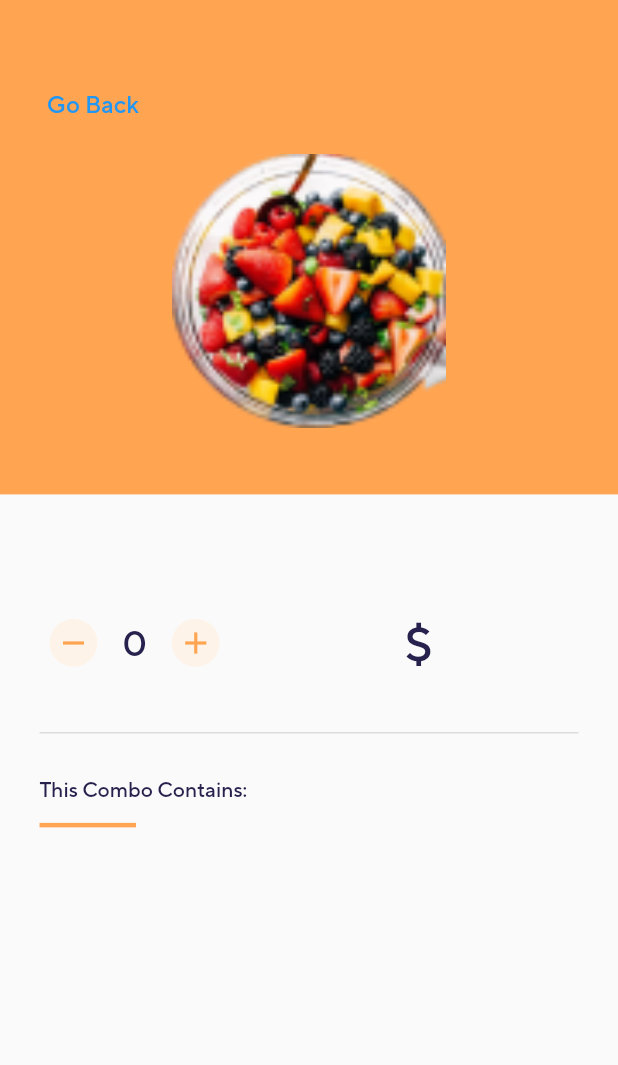
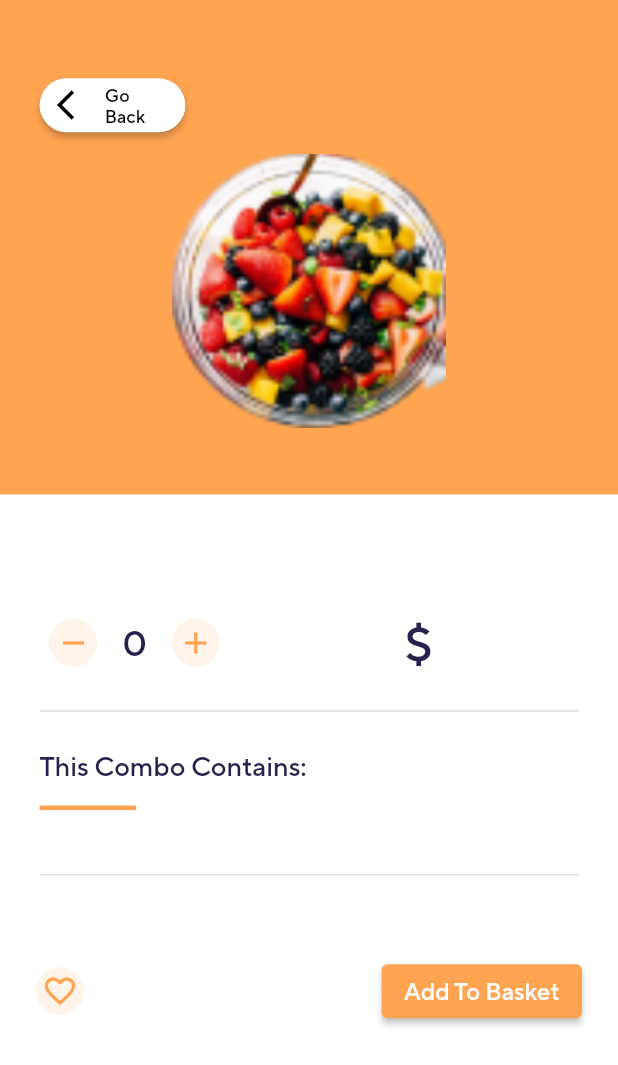
Before and after one commit to Andrey-Matos/sprint-2, a Flutter app: the AddToBasketScreen screen opened directly with empty values, after a tap on "Go Back", on a phone screen of 412 x 824 dp. Shown: the top 1065 px of the screen. Run offline on Flutter 3.47's test engine with Material 2 defaults, Android fonts, the phone set to English and light mode, and no system bars.

Commit message:
feat: finish product details screen

```diff
--- a/lib/screens/addToBasketScreen.dart
+++ b/lib/screens/addToBasketScreen.dart
@@ -5,12 +5,14 @@ class AddToBasketScreen extends StatefulWidget {
   int quantity = 0;
   final String price;
   final List ingredients;
+  final String description;
 
   AddToBasketScreen(
       {super.key,
       required this.title,
       required this.price,
-      required this.ingredients});
+      required this.ingredients,
+      required this.description});
 
   @override
   State<AddToBasketScreen> createState() => _AddToBasketScreenState();
@@ -19,12 +21,12 @@ class AddToBasketScreen extends StatefulWidget {
 class _AddToBasketScreenState extends State<AddToBasketScreen> {
   @override
   Widget build(BuildContext context) {
-    var appBar = AppBar(title: Text('Appbar'));
     var size = MediaQuery.of(context).size;
 
     // var screenHeight = ( size.height - appBar.preferredSize.height) - MediaQuery.of(context).padding.top;
 
     return Scaffold(
+      backgroundColor: Colors.white,
       body: Container(
         width: size.width,
         height: size.height,
@@ -32,6 +34,27 @@ class _AddToBasketScreenState extends State<AddToBasketScreen> {
           children: <Widget>[
             Expanded(
               child: LayoutBuilder(builder: (_, constraints) {
+                return upperPart(
+                  widget: widget,
+                  constraints: constraints,
+                );
+              }),
+            ),
+          ],
+        ),
+      ),
+    );
+  }
+}
+
+class upperPart extends StatelessWidget {
+  const upperPart({required this.widget, required this.constraints});
+
+  final AddToBasketScreen widget;
+  final BoxConstraints constraints;
+
+  @override
+  Widget build(BuildContext context) {
     return Column(
         mainAxisAlignment: MainAxisAlignment.start,
         crossAxisAlignment: CrossAxisAlignment.center,
@@ -47,9 +70,20 @@ class _AddToBasketScreenState extends State<AddToBasketScreen> {
                     Padding(
                       padding: EdgeInsets.only(
                           top: constraints.maxHeight * .14,
+                          left: constraints.maxWidth * 0.064,
                           right: constraints.maxWidth * .7),
-                                  child: TextButton(
-                                      onPressed: () {}, child: Text('Go Back')),
+                      child: ElevatedButton.icon(
+                          onPressed: () {},
+                          style: ElevatedButton.styleFrom(
+                              backgroundColor: Colors.white,
+                              foregroundColor: Colors.black,
+                              shape: RoundedRectangleBorder(
+                                  borderRadius: BorderRadius.circular(100))),
+                          icon: Icon(Icons.arrow_back_ios),
+                          label: Text(
+                            'Go Back',
+                            style: TextStyle(fontSize: 12),
+                          )),
                     ),
                     Padding(
                         padding: EdgeInsets.only(
@@ -57,17 +91,32 @@ class _AddToBasketScreenState extends State<AddToBasketScreen> {
                             bottom: constraints.maxHeight * 0.075),
                         child: SizedBox(
                           width: constraints.maxWidth / 2.25,
-                                      child: Image.asset(
-                                          'assets/images/berry_mango.png',
+                          child: Image.asset('assets/images/berry_mango.png',
                               fit: BoxFit.fitWidth),
                         ))
                   ]);
                 },
               ),
             ),
-                        Padding(
-                          padding:
-                              EdgeInsets.only(top: constraints.maxHeight * .38),
+            bottomPart(
+              widget: widget,
+              constraints: constraints,
+            )
+          ]),
+        ]);
+  }
+}
+
+class bottomPart extends StatelessWidget {
+  const bottomPart({Key? key, required this.widget, required this.constraints})
+      : super(key: key);
+
+  final AddToBasketScreen widget;
+  final BoxConstraints constraints;
+  @override
+  Widget build(BuildContext context) {
+    return Padding(
+      padding: EdgeInsets.only(top: constraints.maxHeight * .38),
       child: Container(
         width: constraints.maxWidth,
         height: constraints.maxHeight * 0.62,
@@ -88,64 +137,13 @@ class _AddToBasketScreenState extends State<AddToBasketScreen> {
                 padding: EdgeInsets.only(
                     top: constraints.maxHeight * 0.032,
                     left: constraints.maxWidth * 0.08),
-                                    child: Row(
-                                      children: [
-                                        Padding(
-                                          padding: EdgeInsets.only(
-                                              right:
-                                                  constraints.maxWidth * 0.04),
-                                          child: CircleAvatar(
-                                            backgroundColor: Color.fromARGB(
-                                                225, 255, 242, 231),
-                                            radius: 16,
-                                            child: IconButton(
-                                              padding: EdgeInsets.zero,
-                                              onPressed: () {},
-                                              icon: Icon(
-                                                Icons.remove,
-                                                color: Color.fromARGB(
-                                                    255, 255, 164, 81),
-                                              ),
-                                            ),
+                child: pricingRow(
+                  widget: widget,
+                  constraints: constraints,
                 ),
               ),
               Padding(
-                                          padding: EdgeInsets.only(
-                                              right:
-                                                  constraints.maxWidth * 0.04),
-                                          child: Text(
-                                            '${widget.quantity}',
-                                            style: TextStyle(fontSize: 24),
-                                          ),
-                                        ),
-                                        CircleAvatar(
-                                          backgroundColor: Color.fromARGB(
-                                              225, 255, 242, 231),
-                                          radius: 16,
-                                          child: IconButton(
-                                            padding: EdgeInsets.zero,
-                                            onPressed: () {},
-                                            icon: Icon(
-                                              Icons.add,
-                                              color: Color.fromARGB(
-                                                  255, 255, 164, 81),
-                                            ),
-                                          ),
-                                        ),
-                                        Padding(
-                                          padding: EdgeInsets.only(
-                                              left: constraints.maxWidth * 0.3),
-                                          child: Text(
-                                            '\$ ${widget.price}',
-                                            style: TextStyle(fontSize: 32),
-                                          ),
-                                        )
-                                      ],
-                                    ),
-                                  ),
-                                  Padding(
-                                    padding: EdgeInsets.only(
-                                        top: constraints.maxWidth * 0.08),
+                padding: EdgeInsets.only(top: constraints.maxHeight * 0.036),
                 child: Divider(
                   thickness: 1,
                   indent: constraints.maxWidth * 0.064,
@@ -155,12 +153,12 @@ class _AddToBasketScreenState extends State<AddToBasketScreen> {
               Padding(
                 padding: EdgeInsets.only(
                     left: constraints.maxWidth * 0.064,
-                                        top: constraints.maxHeight * 0.043),
-                                    child: Text('This Combo Contains:'),
+                    top: constraints.maxHeight * 0.036),
+                child: Text('This Combo Contains:',
+                    style: TextStyle(fontSize: 18)),
               ),
               Padding(
-                                    padding: EdgeInsets.only(
-                                        top: constraints.maxWidth * 0.016),
+                padding: EdgeInsets.only(top: constraints.maxHeight * 0.016),
                 child: Divider(
                   color: Color.fromARGB(255, 255, 164, 81),
                   thickness: 3,
@@ -168,18 +166,163 @@ class _AddToBasketScreenState extends State<AddToBasketScreen> {
                   endIndent: constraints.maxWidth * 0.78,
                 ),
               ),
+              Padding(
+                  padding: EdgeInsets.only(
+                      top: constraints.maxHeight * 0.036, left: 32, right: 32),
+                  child: usedIngredients(
+                    widget: widget,
+                    constraints: constraints,
+                  )),
+              Padding(
+                padding: EdgeInsets.only(top: constraints.maxHeight * 0.02),
+                child: Divider(
+                  thickness: 1,
+                  indent: constraints.maxWidth * 0.064,
+                  endIndent: constraints.maxWidth * 0.064,
+                ),
+              ),
+              Padding(
+                  padding: EdgeInsets.only(
+                      top: constraints.maxWidth * 0.04, left: 24, right: 24),
+                  child: Text(
+                    widget.description,
+                    style: TextStyle(
+                      color: Color.fromARGB(255, 51, 51, 51),
+                    ),
+                  )),
+              Padding(
+                padding: EdgeInsets.only(
+                    bottom: 16,
+                    left: 24,
+                    right: 24,
+                    top: constraints.maxHeight * 0.024),
+                child: favoriteRow(),
+              )
             ],
           );
         }),
       ),
-                        )
-                      ]),
-                    ]);
-              }),
-            ),
-          ],
-        ),
-      ),
     );
   }
 }
+
+class favoriteRow extends StatelessWidget {
+  const favoriteRow({
+    Key? key,
+  }) : super(key: key);
+
+  @override
+  Widget build(BuildContext context) {
+    return Row(mainAxisAlignment: MainAxisAlignment.spaceBetween, children: [
+      CircleAvatar(
+        backgroundColor: Color.fromARGB(225, 255, 242, 231),
+        radius: 16,
+        child: IconButton(
+          padding: EdgeInsets.zero,
+          onPressed: () {},
+          icon: Icon(
+            Icons.favorite_outline,
+            color: Color.fromARGB(255, 255, 164, 81),
+          ),
+        ),
+      ),
+      ElevatedButton(
+        onPressed: () {},
+        child: Text('Add To Basket'),
+        style: ElevatedButton.styleFrom(
+            backgroundColor: Color.fromARGB(255, 255, 164, 81)),
+      )
+    ]);
+  }
+}
+
+class usedIngredients extends StatelessWidget {
+  const usedIngredients({required this.widget, required this.constraints});
+
+  final AddToBasketScreen widget;
+  final BoxConstraints constraints;
+
+  @override
+  Widget build(BuildContext context) {
+    return Wrap(
+        children: widget.ingredients
+            .map((e) => Padding(
+                  padding: const EdgeInsets.only(right: 16, bottom: 8),
+                  child: Container(
+                      decoration: BoxDecoration(
+                          color: Colors.white,
+                          border: Border.all(
+                              color: Color.fromARGB(255, 250, 250, 250)),
+                          borderRadius: BorderRadius.circular(10)),
+                      child: Padding(
+                          padding: EdgeInsets.fromLTRB(8, 6, 8, 6),
+                          child: Text(
+                            e,
+                            style: TextStyle(
+                              color: Color.fromARGB(255, 64, 62, 62),
+                              fontSize: 12,
+                            ),
+                          ))),
+                ))
+            .toList());
+  }
+}
+
+class pricingRow extends StatelessWidget {
+  pricingRow({
+    required this.constraints,
+    required this.widget,
+  });
+
+  final AddToBasketScreen widget;
+  var constraints;
+
+  @override
+  Widget build(BuildContext context) {
+    return Row(
+      children: [
+        Padding(
+          padding: EdgeInsets.only(right: constraints.maxWidth * 0.04),
+          child: CircleAvatar(
+            backgroundColor: Color.fromARGB(225, 255, 242, 231),
+            radius: 16,
+            child: IconButton(
+              padding: EdgeInsets.zero,
+              onPressed: () {},
+              icon: Icon(
+                Icons.remove,
+                color: Color.fromARGB(255, 255, 164, 81),
+              ),
+            ),
+          ),
+        ),
+        Padding(
+          padding: EdgeInsets.only(right: constraints.maxWidth * 0.04),
+          child: Text(
+            '${widget.quantity}',
+            style: TextStyle(fontSize: 24),
+          ),
+        ),
+        CircleAvatar(
+          backgroundColor: Color.fromARGB(225, 255, 242, 231),
+          radius: 16,
+          child: IconButton(
+            padding: EdgeInsets.zero,
+            onPressed: () {},
+            icon: Icon(
+              Icons.add,
+              color: Color.fromARGB(255, 255, 164, 81),
+            ),
+          ),
+        ),
+        Padding(
+          padding: EdgeInsets.only(left: constraints.maxWidth * 0.3),
+          child: Text(
+            '\$ ${widget.price}',
+            style: TextStyle(fontSize: 32),
+          ),
+        )
+      ],
+    );
+  }
+}
```
Lines whose indentation alone changed are shown as unchanged.
